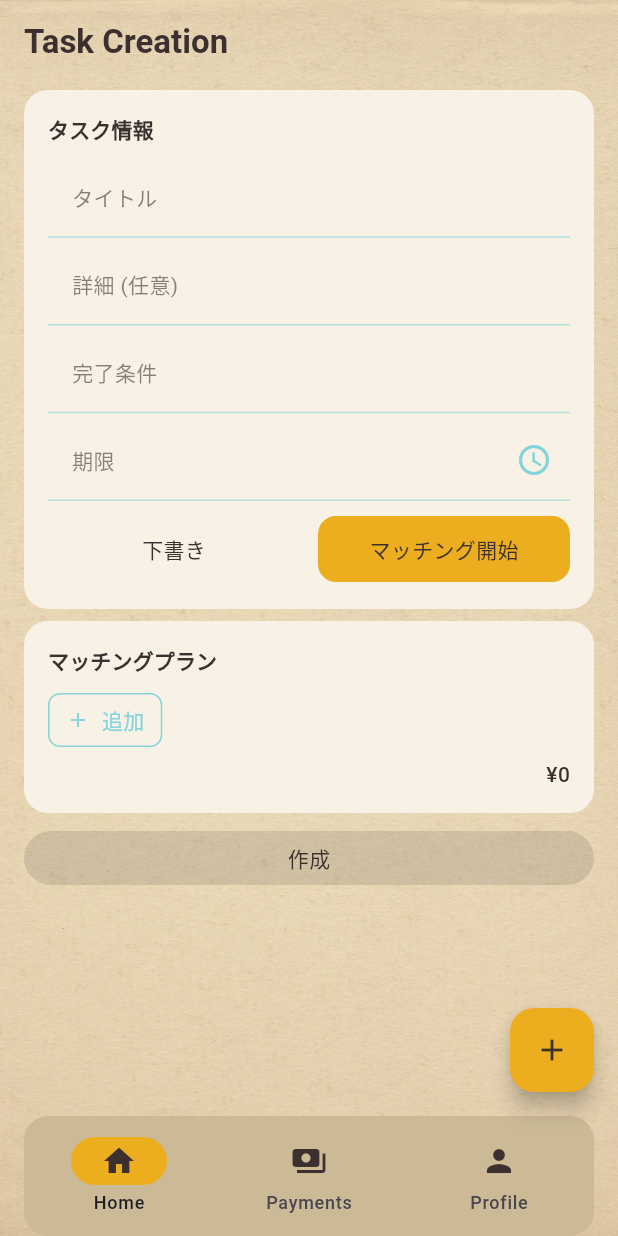
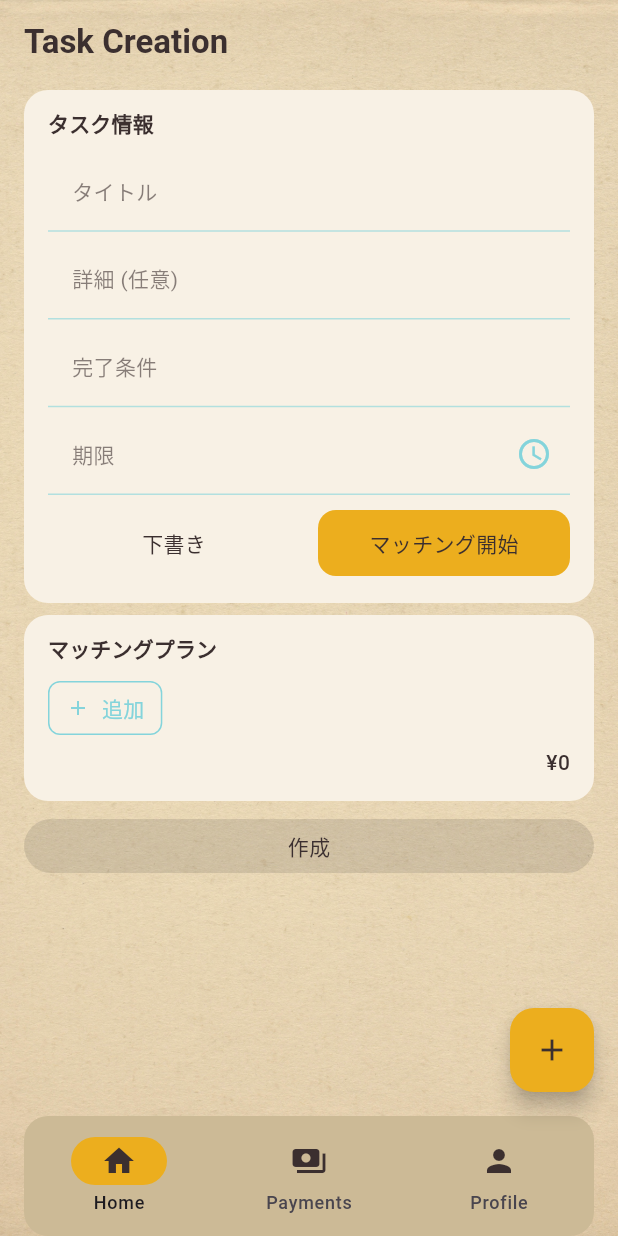
Before and after one commit to cloveclovedev/peppercheck, a Flutter app: the screen it shows once a user with an empty profile is signed in, after a tap on the "add" icon, on a phone screen of 412 x 824 dp. Run offline on Flutter 3.47's test engine with Material 3 defaults, Android fonts, the phone set to English and light mode, and no system bars; our stand-ins replace flutter_dotenv, flutter_riverpod, flutter_svg, font_awesome_flutter, freezed_annotation, go_router and 5 more; missing offline and left inert: flutter_stripe; accounts and stored records are empty; generated files the repository leaves out were written again; network calls fail.

Commit message:
refactor(flutter): define sizes and colors for scaffold and home screen (#114)
Signed-off-by: Makoto Kurihara <mkuri8m@gmail.com>

```diff
--- a/peppercheck_flutter/lib/app/theme/app_colors.dart
+++ b/peppercheck_flutter/lib/app/theme/app_colors.dart
@@ -5,7 +5,12 @@ class AppColors {
   static const Color backgroundLight = Color(0xFFF8F1E5);
   static const Color background = Color(0xFFEFE3CA);
   static const Color backgroundDark = Color(0xFFCCBA96);
-  static const Color textBlack = Color(0xFF3B2F2F);
+
+  static const Color textPrimary = Color(0xFF3B2F2F);
+  static const Color textSecondary = Color(0xFF6B5D5D);
+  static const Color textMuted = Color(0xFF9E9E9E);
+  static const Color textError = Color(0xFFD32F2F);
+
   static const Color accentYellow = Color(0xFFECAE1E);
   static const Color accentYellowLight = Color(0xFFFFE474);
   static const Color accentRed = Color(0xFFDD6C20);
@@ -14,6 +19,6 @@ class AppColors {
   static const Color accentBlueLight = Color(0xFF84D4DB);
   static const Color accentGreen = Color(0xFF067F82);
   static const Color accentGreenLight = Color(0xFF93D2BD);
+
   static const Color border = Color(0xFFD7C9B1);
-  static const Color textSecondary = Color(0xFF6B5D5D);
 }
--- a/peppercheck_flutter/lib/app/theme/app_sizes.dart
+++ b/peppercheck_flutter/lib/app/theme/app_sizes.dart
@@ -16,4 +16,13 @@ class AppSizes {
   static const double screenVerticalPadding = 4.0;
   // Height of the floating navigation bar container + padding
   static const double bottomNavigationBarHeight = 80.0;
+  static const double bottomNavigationBarBorderRadius = 16.0;
+
+  // BaseSection
+  static const double baseSectionHorizontalPadding = 16.0;
+  static const double baseSectionTopPadding = 12.0;
+  static const double baseSectionBottomPadding = 16.0;
+  static const double baseSectionTitleBodyGap = 8.0;
+
+  static const double taskCardGap = 4.0;
 }
--- a/peppercheck_flutter/lib/common_widgets/action_button.dart
+++ b/peppercheck_flutter/lib/common_widgets/action_button.dart
@@ -21,13 +21,13 @@ class ActionButton extends StatelessWidget {
 
     final containerColor = active
         ? AppColors.accentBlueLight.withValues(alpha: 0.1)
-        : AppColors.textBlack.withValues(alpha: 0.05);
+        : AppColors.textPrimary.withValues(alpha: 0.05);
     final contentColor = active
         ? AppColors.accentBlueLight
-        : AppColors.textBlack.withValues(alpha: 0.4);
+        : AppColors.textPrimary.withValues(alpha: 0.4);
     final borderColor = active
         ? AppColors.accentBlueLight.withValues(alpha: 0.5)
-        : AppColors.textBlack.withValues(alpha: 0.2);
+        : AppColors.textPrimary.withValues(alpha: 0.2);
 
     Widget button = OutlinedButton(
       onPressed: active ? onPressed : null,
--- a/peppercheck_flutter/lib/common_widgets/app_scaffold.dart
+++ b/peppercheck_flutter/lib/common_widgets/app_scaffold.dart
@@ -65,7 +65,7 @@ class AppScaffold extends StatelessWidget {
           context.push('/create_task');
         },
         backgroundColor: AppColors.accentYellow,
-        foregroundColor: AppColors.textBlack,
+        foregroundColor: AppColors.textPrimary,
         child: const Icon(Icons.add),
       );
     }
@@ -89,7 +89,7 @@ class AppScaffold extends StatelessWidget {
                   title: Text(
                     title!,
                     style: Theme.of(context).textTheme.titleLarge?.copyWith(
-                      color: AppColors.textBlack,
+                      color: AppColors.textPrimary,
                       fontWeight: FontWeight.bold,
                     ),
                   ),
@@ -100,26 +100,30 @@ class AppScaffold extends StatelessWidget {
       bottomNavigationBar: SafeArea(
         child: Padding(
           // Removed bottom padding as requested (was 8)
-          padding: const EdgeInsets.fromLTRB(16, 0, 16, 0),
+          padding: const EdgeInsets.symmetric(
+            horizontal: AppSizes.screenHorizontalPadding,
+          ),
           child: Container(
             decoration: BoxDecoration(
               color: AppColors.backgroundDark,
-              borderRadius: BorderRadius.circular(16),
+              borderRadius: BorderRadius.circular(
+                AppSizes.bottomNavigationBarBorderRadius,
+              ),
             ),
             child: NavigationBar(
               backgroundColor: Colors.transparent,
               indicatorColor: AppColors.accentYellow,
               destinations: [
                 NavigationDestination(
-                  icon: Icon(Icons.home, color: AppColors.textBlack),
+                  icon: Icon(Icons.home, color: AppColors.textPrimary),
                   label: t.nav.home,
                 ),
                 NavigationDestination(
-                  icon: Icon(Icons.payments, color: AppColors.textBlack),
+                  icon: Icon(Icons.payments, color: AppColors.textPrimary),
                   label: t.nav.payments,
                 ),
                 NavigationDestination(
-                  icon: Icon(Icons.person, color: AppColors.textBlack),
+                  icon: Icon(Icons.person, color: AppColors.textPrimary),
                   label: t.nav.profile,
                 ),
               ],
--- a/peppercheck_flutter/lib/common_widgets/base_section.dart
+++ b/peppercheck_flutter/lib/common_widgets/base_section.dart
@@ -1,5 +1,6 @@
 import 'package:flutter/material.dart';
 import 'package:peppercheck_flutter/app/theme/app_colors.dart';
+import 'package:peppercheck_flutter/app/theme/app_sizes.dart';
 
 class BaseSection extends StatelessWidget {
   final String title;
@@ -15,22 +16,27 @@ class BaseSection extends StatelessWidget {
       shape: RoundedRectangleBorder(borderRadius: BorderRadius.circular(16)),
       margin: EdgeInsets.zero,
       child: Padding(
-        padding: const EdgeInsets.all(16.0),
+        padding: const EdgeInsets.only(
+          left: AppSizes.baseSectionHorizontalPadding,
+          right: AppSizes.baseSectionHorizontalPadding,
+          top: AppSizes.baseSectionTopPadding,
+          bottom: AppSizes.baseSectionBottomPadding,
+        ),
         child: Column(
           crossAxisAlignment: CrossAxisAlignment.start,
           children: [
             Text(
               title,
               style: Theme.of(context).textTheme.titleSmall?.copyWith(
-                color: AppColors.textBlack,
+                color: AppColors.textPrimary,
                 fontWeight: FontWeight.bold,
               ),
             ),
-            const SizedBox(height: 8),
+            const SizedBox(height: AppSizes.baseSectionTitleBodyGap),
             DefaultTextStyle.merge(
               style: Theme.of(
                 context,
-              ).textTheme.bodySmall?.copyWith(color: AppColors.textBlack),
+              ).textTheme.bodySmall?.copyWith(color: AppColors.textPrimary),
               child: child,
             ),
           ],
--- a/peppercheck_flutter/lib/common_widgets/base_text_field.dart
+++ b/peppercheck_flutter/lib/common_widgets/base_text_field.dart
@@ -31,13 +31,13 @@ class BaseTextField extends StatelessWidget {
   Widget build(BuildContext context) {
     final theme = Theme.of(context);
 
-    // Native implementation uses AccentBlueLight for indicators and TextBlack for labels/text
+    // Native implementation uses AccentBlueLight for indicators and textPrimary for labels/text
     final focusedIndicatorColor = AppColors.accentBlueLight;
     final unfocusedIndicatorColor = AppColors.accentBlueLight.withValues(
       alpha: 0.6,
     );
-    final labelColor = AppColors.textBlack.withValues(alpha: 0.6);
-    final textColor = AppColors.textBlack;
+    final labelColor = AppColors.textPrimary.withValues(alpha: 0.6);
+    final textColor = AppColors.textPrimary;
 
     return InkWell(
       onTap: onClick,
--- a/peppercheck_flutter/lib/common_widgets/primary_action_button.dart
+++ b/peppercheck_flutter/lib/common_widgets/primary_action_button.dart
@@ -22,7 +22,7 @@ class PrimaryActionButton extends StatelessWidget {
     final containerColor = active
         ? AppColors.accentYellow
         : AppColors.accentYellow.withValues(alpha: 0.5);
-    final contentColor = AppColors.textBlack;
+    final contentColor = AppColors.textPrimary;
 
     Widget button = ElevatedButton(
       onPressed: active ? onPressed : null,
--- a/peppercheck_flutter/lib/features/billing/presentation/widgets/billing_setup_section.dart
+++ b/peppercheck_flutter/lib/features/billing/presentation/widgets/billing_setup_section.dart
@@ -107,7 +107,7 @@ class BillingSetupSection extends ConsumerWidget {
             Text(
               t.billing.noPaymentMethod,
               style: TextStyle(
-                color: AppColors.textBlack.withValues(alpha: 0.6),
+                color: AppColors.textPrimary.withValues(alpha: 0.6),
               ),
             ),
             const SizedBox(height: AppSizes.spacingMedium),
--- a/peppercheck_flutter/lib/features/home/presentation/home_screen.dart
+++ b/peppercheck_flutter/lib/features/home/presentation/home_screen.dart
@@ -1,5 +1,6 @@
 import 'package:flutter/material.dart';
 import 'package:flutter_riverpod/flutter_riverpod.dart';
+import 'package:peppercheck_flutter/app/theme/app_colors.dart';
 import 'package:peppercheck_flutter/app/theme/app_sizes.dart';
 import 'package:peppercheck_flutter/common_widgets/app_background.dart';
 import 'package:peppercheck_flutter/common_widgets/app_scaffold.dart';
@@ -66,30 +67,27 @@ class _TaskSection extends StatelessWidget {
       child: tasksValue.when(
         data: (tasks) {
           if (tasks.isEmpty) {
-            return Padding(
-              padding: const EdgeInsets.symmetric(
-                vertical: AppSizes.spacingSmall,
-              ),
-              child: Text(
-                t.home.noTasks,
-                style: Theme.of(
-                  context,
-                ).textTheme.bodySmall?.copyWith(color: Colors.grey),
-              ),
+            return Text(
+              t.home.noTasks,
+              style: Theme.of(
+                context,
+              ).textTheme.bodySmall?.copyWith(color: AppColors.textMuted),
             );
           }
           return Column(
             children: [
               for (int i = 0; i < tasks.length; i++) ...[
-                if (i > 0) const SizedBox(height: AppSizes.spacingTiny),
+                if (i > 0) const SizedBox(height: AppSizes.taskCardGap),
                 TaskCard(task: tasks[i], isMyTask: isMyTask),
               ],
             ],
           );
         },
         loading: () => const Center(child: CircularProgressIndicator()),
-        error: (e, st) =>
-            Text('Error: $e', style: const TextStyle(color: Colors.red)),
+        error: (e, st) => Text(
+          'Error: $e',
+          style: const TextStyle(color: AppColors.textError),
+        ),
       ),
     );
   }
--- a/peppercheck_flutter/lib/features/payout/presentation/widgets/reward_summary_section.dart
+++ b/peppercheck_flutter/lib/features/payout/presentation/widgets/reward_summary_section.dart
@@ -46,7 +46,7 @@ class RewardSummarySection extends ConsumerWidget {
                 formatCurrency(totalEarnings),
                 style: Theme.of(context).textTheme.headlineMedium?.copyWith(
                   fontWeight: FontWeight.bold,
-                  color: AppColors.textBlack,
+                  color: AppColors.textPrimary,
                 ),
               ),
               const SizedBox(height: AppSizes.spacingSmall),
@@ -155,7 +155,7 @@ class _SummaryItem extends StatelessWidget {
             amount,
             style: Theme.of(context).textTheme.titleMedium?.copyWith(
               fontWeight: FontWeight.bold,
-              color: AppColors.textBlack,
+              color: AppColors.textPrimary,
             ),
           ),
         ],
--- a/peppercheck_flutter/lib/features/task/presentation/widgets/task_creation/matching_strategy_selection_section.dart
+++ b/peppercheck_flutter/lib/features/task/presentation/widgets/task_creation/matching_strategy_selection_section.dart
@@ -66,7 +66,7 @@ class MatchingStrategySelectionSection extends StatelessWidget {
           Text(
             '¥$totalFee',
             style: Theme.of(context).textTheme.bodyMedium?.copyWith(
-              color: AppColors.textBlack,
+              color: AppColors.textPrimary,
               fontWeight: FontWeight.w500,
             ),
           ),
--- a/peppercheck_flutter/lib/features/task/presentation/widgets/task_creation/strategy_button.dart
+++ b/peppercheck_flutter/lib/features/task/presentation/widgets/task_creation/strategy_button.dart
@@ -30,7 +30,7 @@ class StrategyButton extends StatelessWidget {
           child: Text(
             displayStrategy,
             style: Theme.of(context).textTheme.bodyMedium?.copyWith(
-              color: AppColors.textBlack,
+              color: AppColors.textPrimary,
               fontWeight: FontWeight.w500,
             ),
           ),
--- a/peppercheck_flutter/lib/features/task/presentation/widgets/task_creation/task_status_selector.dart
+++ b/peppercheck_flutter/lib/features/task/presentation/widgets/task_creation/task_status_selector.dart
@@ -55,7 +55,7 @@ class _StatusButton extends StatelessWidget {
         backgroundColor: isSelected
             ? AppColors.accentYellow
             : AppColors.backgroundLight,
-        foregroundColor: AppColors.textBlack,
+        foregroundColor: AppColors.textPrimary,
         elevation: 0,
         shape: RoundedRectangleBorder(borderRadius: BorderRadius.circular(12)),
         padding: const EdgeInsets.symmetric(vertical: 12),
@@ -63,7 +63,7 @@ class _StatusButton extends StatelessWidget {
       child: Text(
         text,
         style: Theme.of(context).textTheme.bodyMedium?.copyWith(
-          color: AppColors.textBlack,
+          color: AppColors.textPrimary,
           fontWeight: FontWeight.w500,
         ),
       ),
```
Also changed, not shown: peppercheck_flutter/lib/features/home/presentation/widgets/task_card.dart (+6 -6 lines), peppercheck_flutter/lib/features/payout/presentation/widgets/payout_amount_dialog.dart (+6 -6 lines), peppercheck_flutter/lib/features/payout/presentation/widgets/payout_setup_section.dart (+6 -6 lines).
